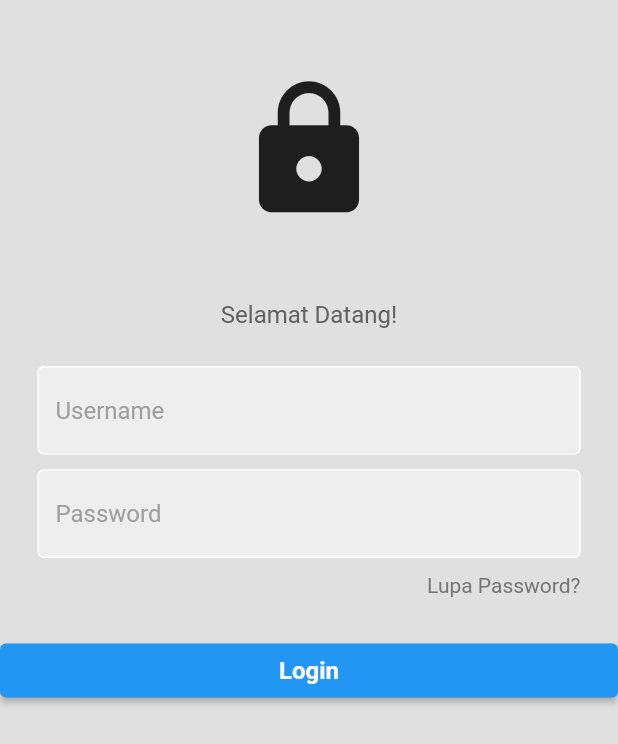
After one commit to inisupen/progresprojectakhir-effendy, a Flutter app: the screen it shows after launch, on a phone screen of 412 x 824 dp. The commit adds this screen. Shown: the top 744 px of the screen. Run offline on Flutter 3.47's test engine with Material 2 defaults, Android fonts, the phone set to English and light mode, and no system bars.

Commit message:
menambahkan beberapa kodingan

```diff
--- /dev/null
+++ b/lib/components/my_textfield.dart
@@ -0,0 +1,36 @@
+import 'package:flutter/material.dart';
+
+class MyTextfield extends StatelessWidget {
+  final controller;
+  final String hintText;
+  final bool obscureText;
+
+  const MyTextfield({
+    super.key,
+    required this.controller,
+    required this.hintText,
+    required this.obscureText,
+  });
+
+  @override
+  Widget build(BuildContext context) {
+    return Padding(
+      padding: const EdgeInsets.symmetric(horizontal: 25.0),
+      child: TextField(
+        controller: controller,
+        obscureText: obscureText,
+        decoration: InputDecoration(
+            enabledBorder: const OutlineInputBorder(
+              borderSide: BorderSide(color: Colors.white),
+            ),
+            focusedBorder: OutlineInputBorder(
+              borderSide: BorderSide(color: Colors.grey.shade400),
+            ),
+            fillColor: Colors.grey.shade200,
+            filled: true,
+            hintText: hintText,
+            hintStyle: TextStyle(color: Colors.grey[500])),
+      ),
+    );
+  }
+}
--- a/lib/main.dart
+++ b/lib/main.dart
@@ -1,5 +1,6 @@
 import 'package:flutter/material.dart';
-import 'pages/home_page.dart';
+import 'package:flutter_application_uts/pages/home_page.dart';
+import 'pages/login_page.dart';
 
 void main() {
   runApp(const MyApp());
@@ -12,8 +13,7 @@ class MyApp extends StatelessWidget {
   Widget build(BuildContext context) {
     return MaterialApp(
       debugShowCheckedModeBanner: false,
-      home: HomePage(),
-      theme: ThemeData(primarySwatch: Colors.pink),
+      home: LoginPage(),
     );
   }
 }
--- /dev/null
+++ b/lib/pages/login_page.dart
@@ -0,0 +1,112 @@
+import 'package:flutter/material.dart';
+import 'package:flutter_application_uts/components/my_button.dart';
+import 'package:flutter_application_uts/components/my_textfield.dart';
+import 'package:flutter_application_uts/pages/home_page.dart';
+
+class LoginPage extends StatelessWidget {
+  LoginPage({super.key});
+
+  final usernameController = TextEditingController();
+  final passwordController = TextEditingController();
+
+  void login() {}
+
+  @override
+  Widget build(BuildContext context) {
+    return Scaffold(
+      backgroundColor: Colors.grey[300],
+      body: SafeArea(
+        child: Center(
+          child: Column(
+            children: [
+              SizedBox(
+                height: 50,
+              ),
+
+              // logo
+              const Icon(
+                Icons.lock,
+                size: 100,
+              ),
+
+              const SizedBox(
+                height: 50,
+              ),
+
+              //selamat datang
+              Text(
+                'Selamat Datang!',
+                style: TextStyle(
+                  color: Colors.grey[700],
+                  fontSize: 16,
+                ),
+              ),
+
+              const SizedBox(
+                height: 25,
+              ),
+
+              //username
+              MyTextfield(
+                controller: usernameController,
+                hintText: 'Username',
+                obscureText: false,
+              ),
+
+              const SizedBox(
+                height: 10,
+              ),
+              //password
+              MyTextfield(
+                controller: passwordController,
+                hintText: 'Password',
+                obscureText: true,
+              ),
+
+              const SizedBox(
+                height: 10,
+              ),
+
+              //lupa password
+              Padding(
+                padding: const EdgeInsets.symmetric(horizontal: 25.0),
+                child: Row(
+                  mainAxisAlignment: MainAxisAlignment.end,
+                  children: [
+                    Text(
+                      'Lupa Password?',
+                      style: TextStyle(color: Colors.grey[600]),
+                    )
+                  ],
+                ),
+              ),
+
+              const SizedBox(
+                height: 25,
+              ),
+
+              ElevatedButton(
+                onPressed: () {
+                  Navigator.push(context,
+                      MaterialPageRoute(builder: (context) => HomePage()));
+                },
+                child: const Center(
+                  child: Text(
+                    "Login",
+                    style: TextStyle(
+                      color: Colors.white,
+                      fontWeight: FontWeight.bold,
+                      fontSize: 16,
+                    ),
+                  ),
+                ),
+              ),
+
+              //Login
+            ],
+          ),
+        ),
+      ),
+    );
+  }
+}
--- a/pubspec.yaml
+++ b/pubspec.yaml
@@ -35,6 +35,7 @@ dependencies:
   # The following adds the Cupertino Icons font to your application.
   # Use with the CupertinoIcons class for iOS style icons.
   cupertino_icons: ^1.0.2
+  http:
 
 dev_dependencies:
   flutter_test:
```
Also changed, not shown: lib/components/my_button.dart (added, +31 -0 lines), lib/pages/home_page.dart (+60 -2 lines), lib/tab/donut_tab.dart (+57 -15 lines), pubspec.lock.
